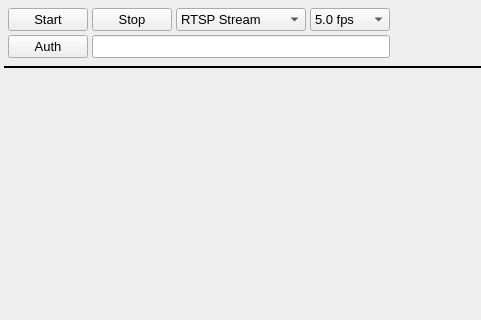
mworion/MountWizzard4, file mw4/gui/widgets/video.ui: the form before one commit; both pictures show x 0 to 481 and y 0 to 320 of the 800 by 600 pixel window.
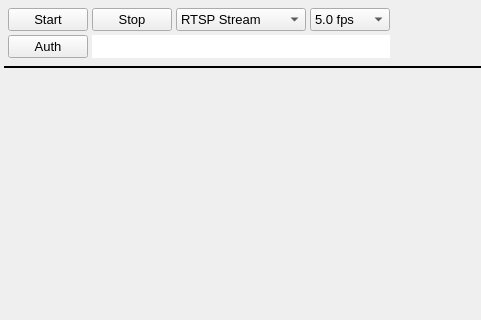
The form after the commit.

Diff of the .ui file:
```diff
--- a/mw4/gui/widgets/video.ui
+++ b/mw4/gui/widgets/video.ui
@@ -209,6 +209,9 @@
        <property name="toolTip">
         <string>&lt;html&gt;&lt;head/&gt;&lt;body&gt;&lt;p&gt;Please enter source here. If you have and rtsp url, please leave rtsp:// out, but add the right port if needed.&lt;/p&gt;&lt;/body&gt;&lt;/html&gt;</string>
        </property>
+       <property name="frame">
+        <bool>false</bool>
+       </property>
        <property name="input" stdset="0">
         <bool>true</bool>
        </property>
```
